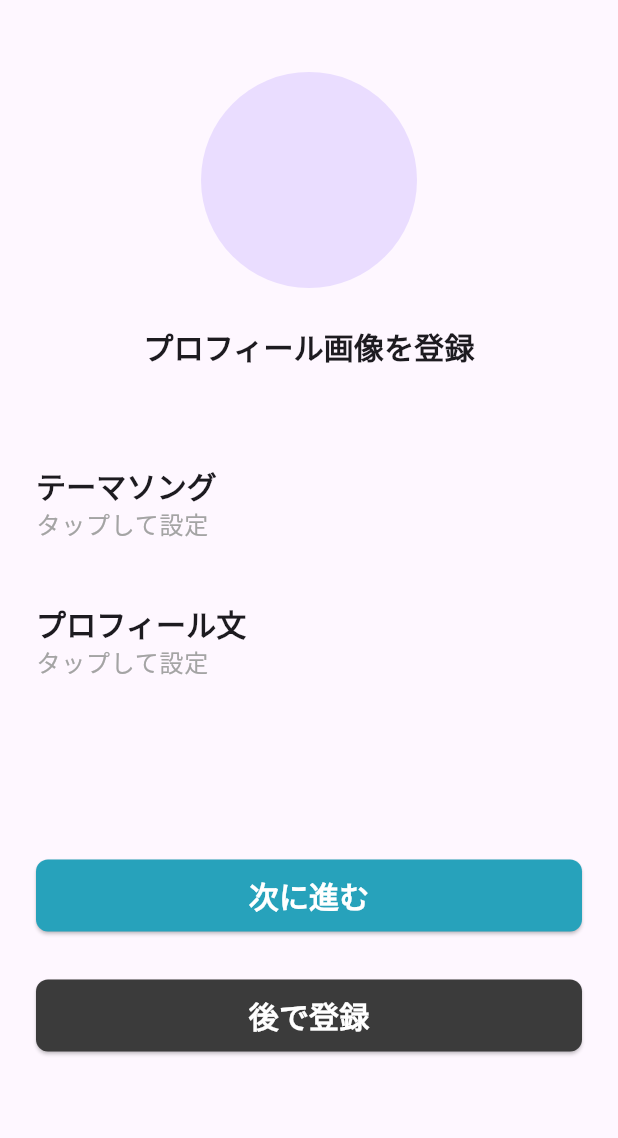
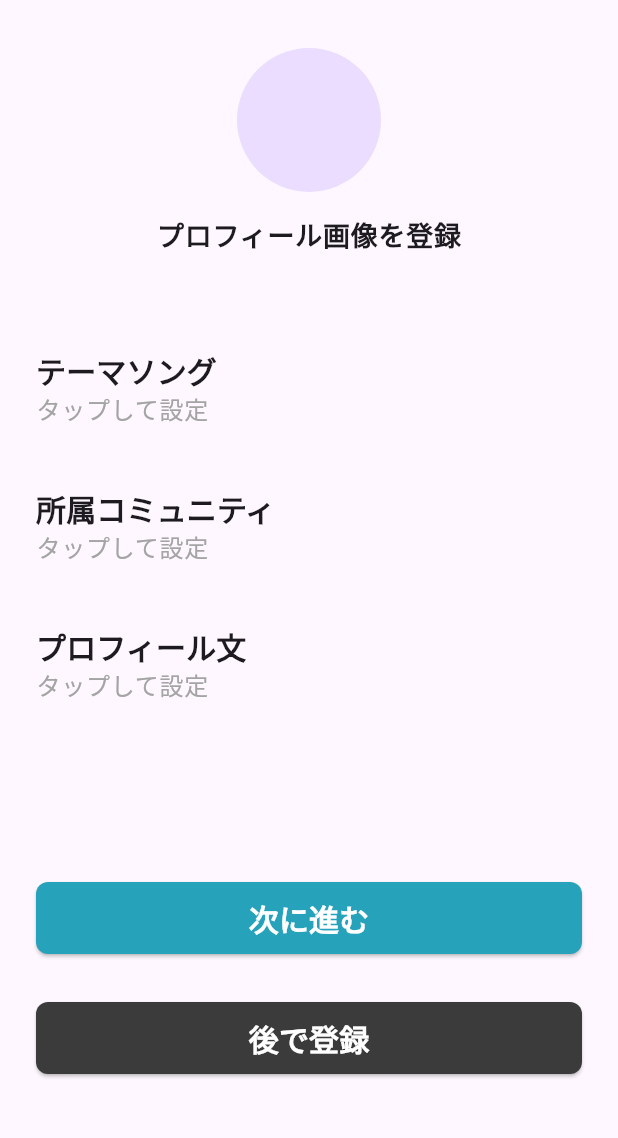
Before and after one commit to aru-gone2002/putone, a Flutter app: the SecondProfileSettingPage screen opened directly, on a phone screen of 412 x 824 dp, the part 84-1222 px from its top. Run offline on Flutter 3.47's test engine with Material 3 defaults, Android fonts, the phone set to English and light mode, and no system bars; our stand-ins replace cloud_firestore, firebase_auth, firebase_core, firebase_storage, flutter_dotenv, flutter_riverpod and 5 more; missing offline and left inert: firebase_app_check; accounts and stored records are empty.

Commit message:
コミュニティ選択画面を実装

```diff
--- a/lib/constants/strings.dart
+++ b/lib/constants/strings.dart
@@ -12,10 +12,16 @@ const String backBtnText = '戻る';
 //appbar
 const String themeSongSettingPageAppbarTitle = 'テーマソングの登録';
 const String profileMsgSettingPageAppbarTitle = 'プロフィール文の登録';
+const String communityPageAppbarTitle = 'コミュニティの登録';
 
 //label
 const String musicNameLabel = '楽曲名';
 const String artistNameLabel = 'アーティスト名';
+const String themeSongLabel = 'テーマソング';
+const String profileMsgLabel = 'プロフィール文（120字以内)';
+const String selectedThemeSongLabel = '選択したテーマソング';
+const String belongCommunityLabel = '所属コミュニティ';
+const String selectedCommunityLabel = '選択したコミュニティ';
 
 //title
 const String signupTitle = '会員登録';
@@ -25,7 +31,7 @@ const String profileSettingTitle = 'プロフィール情報の登録';
 const String userIdTitle = 'ユーザーID';
 const String userNameTitle = 'ユーザー名';
 const String cropperTitle = 'Cropper';
-const String themeSongTitle = 'テーマソング';
+
 const String profileTitle = 'プロフィール文';
 
 //text
@@ -58,10 +64,19 @@ const String userIdRestrictionText = '4文字以上。英小文字(a-z)、数字
 const String registerProfileImgText = 'プロフィール画像を登録';
 const String askToSearchByTrackAndArtistText = '楽曲名とアーティスト名で検索してください';
 const String musicSettingConfirmDialogText = '以下の楽曲をテーマソングに登録しますか？';
+const String profileMsgHintText = '〇〇大学 ××学部';
+const String askToSelectMusicText = '以下の楽曲から選択してください';
+const String communitySettingConfirmDialogText = '以下のコミュニティを登録しますか？';
 
 //snackBar
 const String userIdAndNameCompleteSnackBarText = 'ユーザーIDとユーザー名の登録完了';
-const String askEnterTrackOrArtistSnackBarText = '楽曲名かアーティスト名を入れてください';
+const String askToEnterTrackOrArtistSnackBarText = '楽曲名かアーティスト名を入れてください';
+const String profileMsgSavedSnackBarText = 'プロフィール文が保存されました';
+
+//validator
+const String notInputTextValidator = '文字が入力されていません';
+const String askTextLengthLessThanOrEqual120Validator = '120字以下で入力してください';
+const String askSelectCommunityValidator = 'コミュニティを選択してください';
 
 String returnUuidV4() {
   const Uuid uuid = Uuid();
--- /dev/null
+++ b/lib/data/community/community.dart
@@ -0,0 +1,21 @@
+// This file is "main.dart"
+import 'package:freezed_annotation/freezed_annotation.dart';
+import 'package:flutter/foundation.dart';
+
+// required: associates our `main.dart` with the code generated by Freezed
+part 'community.freezed.dart';
+// optional: Since our Person class is serializable, we must add this line.
+// But if Person was not serializable, we could skip it.
+part 'community.g.dart';
+
+@freezed
+class Community with _$Community {
+  const factory Community({
+    required String communityId,
+    required String communityName,
+    required List<String> communityMemberUids,
+  }) = _Community;
+
+  factory Community.fromJson(Map<String, Object?> json) =>
+      _$CommunityFromJson(json);
+}
--- a/lib/data/user_profile/user_profile.dart
+++ b/lib/data/user_profile/user_profile.dart
@@ -26,6 +26,7 @@ class UserProfile with _$UserProfile {
     required int followedUserCount,
     required DateTime userSignUpTimestamp,
     required DateTime userLastLoginTimestamp,
+    required String communityId,
   }) = _UserProfile;
 
   factory UserProfile.fromJson(Map<String, Object?> json) =>
--- /dev/null
+++ b/lib/providers/community_provider.dart
@@ -0,0 +1,33 @@
+import 'package:flutter_riverpod/flutter_riverpod.dart';
+import 'package:putone/data/community/community.dart';
+
+final communityMapProvider = StateProvider<Map<String, Community>>((ref) => {
+      'rikadai': Community(
+        communityId: 'rikadai',
+        communityName: '東京理科大学',
+        communityMemberUids: [],
+      ),
+      'musashino': Community(
+        communityId: 'musashino',
+        communityName: '武蔵野大学',
+        communityMemberUids: [],
+      ),
+      'toudai': Community(
+        communityId: 'toudai',
+        communityName: '東京大学',
+        communityMemberUids: [],
+      ),
+      'none': Community(
+        communityId: 'none',
+        communityName: '未参加',
+        communityMemberUids: [],
+      ),
+    });
+
+final selectedCommunityProvider = StateProvider<Community>(
+  (ref) => const Community(
+    communityId: 'none',
+    communityName: '未参加',
+    communityMemberUids: [],
+  ),
+);
--- a/lib/providers/user_profile_provider.dart
+++ b/lib/providers/user_profile_provider.dart
@@ -18,5 +18,6 @@ final userProfileProvider = StateProvider<UserProfile>(
     userLastLoginTimestamp: DateTime.now(),
     followingUserCount: 0,
     followedUserCount: 0,
+    communityId: '',
   ),
 );
--- a/lib/putone.dart
+++ b/lib/putone.dart
@@ -2,8 +2,10 @@ import 'package:flutter/material.dart';
 import 'package:putone/theme/app_color_theme.dart';
 import 'package:putone/view/auth/auth_page.dart';
 import 'package:putone/view/auth/email_auth_page.dart';
+import 'package:putone/view/profile/community_setting_page.dart';
 import 'package:putone/view/profile/first_profile_setting_page.dart';
 import 'package:putone/view/profile/profile_msg_setting_page.dart';
+import 'package:putone/view/profile/second_profile_setting_page.dart';
 import 'package:putone/view/profile/theme_song_setting_page.dart';
 
 class PuTone extends StatelessWidget {
@@ -31,7 +33,7 @@ class PuTone extends StatelessWidget {
         useMaterial3: true,
       ),
       debugShowCheckedModeBanner: false,
-      home: const AuthPage(),
+      home: const SecondProfileSettingPage(),
     );
   }
 }
--- a/lib/view/profile/first_profile_setting_page.dart
+++ b/lib/view/profile/first_profile_setting_page.dart
@@ -26,8 +26,8 @@ class _FirstProfileSettingPageState
     _profileViewModel.setRef(ref);
   }
 
-  Future<void> setUserIdAndNameFunction(
-      GlobalKey<FormState> formKey, BuildContext context) async {
+  void setUserIdAndNameFunction(
+      GlobalKey<FormState> formKey, BuildContext context) {
     if (formKey.currentState!.validate()) {
       formKey.currentState!.save();
       //_profileViewModel.getAndSaveUid();
--- a/lib/view/profile/second_profile_setting_page.dart
+++ b/lib/view/profile/second_profile_setting_page.dart
@@ -1,6 +1,7 @@
 import 'package:flutter/material.dart';
 import 'package:flutter_riverpod/flutter_riverpod.dart';
 import 'package:nil/nil.dart';
+import 'package:putone/constants/height.dart';
 import 'package:putone/constants/routes.dart';
 import 'package:putone/constants/strings.dart';
 import 'dart:io';
@@ -42,11 +43,11 @@ class _SecondProfileSettingPageState
       ),
       body: SingleChildScrollView(
         child: Padding(
-          padding: const EdgeInsets.symmetric(horizontal: spaceWidthMedium),
+          padding: EdgeInsets.symmetric(
+              horizontal: spaceWidthMedium, vertical: spaceHeightMedium),
           child: Column(
             crossAxisAlignment: CrossAxisAlignment.stretch,
             children: [
-              const SizedBox(height: 48),
               Column(
                 crossAxisAlignment: CrossAxisAlignment.start,
                 children: [
@@ -58,16 +59,16 @@ class _SecondProfileSettingPageState
                       child: Column(
                         children: [
                           CircleAvatar(
-                            radius: 72,
+                            radius: 48,
                             //child: _profileViewModel.userImg == '' ? nil : ,
                             backgroundImage: _profileViewModel.userImg != ''
                                 ? NetworkImage(_profileViewModel.userImg)
                                 : null,
                           ),
-                          const SizedBox(height: 24),
+                          const SizedBox(height: 16),
                           Text(
                             registerProfileImgText,
-                            style: Theme.of(context).textTheme.labelLarge,
+                            style: Theme.of(context).textTheme.labelMedium,
                           ),
                         ],
                       ),
@@ -76,7 +77,7 @@ class _SecondProfileSettingPageState
                   const SizedBox(height: 64),
                   //テーマソング設定
                   TitleAndTextButton(
-                      inputDataLabel: themeSongTitle,
+                      inputDataLabel: themeSongLabel,
                       beforeInputText: tapForSettingBtnText,
                       afterInputText:
                           '${_profileViewModel.themeMusicName} / ${_profileViewModel.themeMusicArtistName}',
@@ -84,6 +85,27 @@ class _SecondProfileSettingPageState
                       onTap: () => toThemeSongSettingPage(context: context),
                       separateCondition:
                           _profileViewModel.themeMusicName != ''),
+                  const SizedBox(height: 40),
+                  //コミュニティ設定
+                  TitleAndTextButton(
+                    inputDataLabel: belongCommunityLabel,
+                    separateCondition: _profileViewModel.communityId != '',
+                    beforeInputText: tapForSettingBtnText,
+                    //TODO
+                    //communityMap[_profileViewModel.communityId]では初期値ではnullが返されてしまう。
+                    //そのため、そのプロパティを取るとnull safetyによってエラーが発生してしまう。
+                    //それを防ぐためには、対策を取る必要がある。
+                    //TODO ここは改善する必要がある
+                    afterInputText: _profileViewModel
+                                .communityMap[_profileViewModel.communityId] ==
+                            null
+                        ? ''
+                        : _profileViewModel
+                            .communityMap[_profileViewModel.communityId]!
+                            .communityName,
+                    //コミュニティ設定ページに飛ばす
+                    onTap: () => toCommunitySettingPage(context: context),
+                  ),
                   const SizedBox(height: 40),
                   //プロフィール文設定
                   TitleAndTextButton(
--- a/lib/view_model/profile_view_model.dart
+++ b/lib/view_model/profile_view_model.dart
@@ -3,9 +3,11 @@ import 'package:flutter/material.dart';
 import 'package:flutter_riverpod/flutter_riverpod.dart';
 import 'package:image_cropper/image_cropper.dart';
 import 'package:image_picker/image_picker.dart';
+import 'package:putone/data/community/community.dart';
 import 'package:putone/data/spotify_track/spotify_track.dart';
 import 'package:putone/model/auth_model.dart';
 import 'package:putone/model/profile_model.dart';
+import 'package:putone/providers/community_provider.dart';
 import 'package:putone/providers/spotify_access_provider.dart';
 import 'package:putone/providers/user_auth_provider.dart';
 import 'package:putone/providers/user_profile_provider.dart';
@@ -59,6 +61,13 @@ class ProfileViewModel {
 
   DateTime get userSignUpTimestamp => _ref
       .watch(userProfileProvider.select((value) => value.userSignUpTimestamp));
+
+  String get communityId =>
+      _ref.watch(userProfileProvider.select((value) => value.communityId));
+
+  Community get selectedCommunity => _ref.watch(selectedCommunityProvider);
+
+  Map<String, Community> get communityMap => _ref.watch(communityMapProvider);
 
   String get spotifyAccessToken => _ref.watch(spotifyAccessTokenProvider);
 
@@ -135,12 +144,21 @@ class ProfileViewModel {
         _ref.read(userProfileProvider).copyWith(userLastLoginTimestamp: value);
   }
 
+  void saveCommunityId(String value) {
+    _ref.read(userProfileProvider.notifier).state =
+        _ref.read(userProfileProvider).copyWith(communityId: value);
+  }
+
   void saveSpotifyAccessToken(String value) {
     _ref.read(spotifyAccessTokenProvider.notifier).state = value;
   }
 
   void saveSpotifySearchTracks(List<SpotifyTrack> value) {
     _ref.read(spotifySearchTracksProvider.notifier).state = value;
+  }
+
+  void saveSelectedCommunity(Community value) {
+    _ref.read(selectedCommunityProvider.notifier).state = value;
   }
 
   Future<void> onImageTapped() async {
```
Also changed, not shown: lib/constants/routes.dart (+8 -0 lines), lib/view/profile/community_setting_page.dart (added, +111 -0 lines), lib/view/profile/profile_msg_setting_page.dart (+5 -5 lines), lib/view/profile/theme_song_setting_page.dart (+5 -10 lines), lib/data/community/community.freezed.dart (added), lib/data/community/community.g.dart (added), lib/data/user_profile/user_profile.freezed.dart, lib/data/user_profile/user_profile.g.dart.
